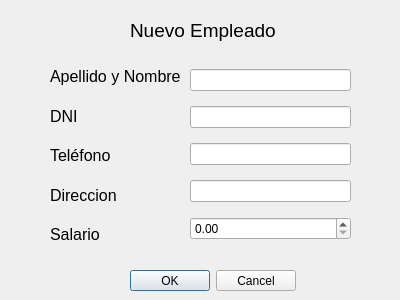
Above: guiempleado_nuevo.ui from Jose-Cisneros/TallerCTRL before the change. Below: the same form after it.
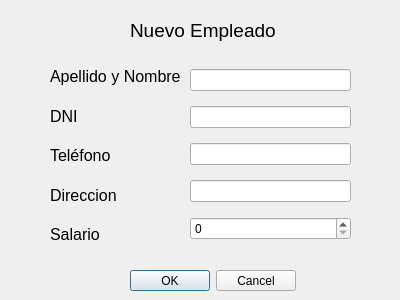
That is the form after the change.

Commit message: Nueva GUI Empleado

```diff
--- a/guiempleado_nuevo.ui
+++ b/guiempleado_nuevo.ui
@@ -58,11 +58,7 @@
      <widget class="QLineEdit" name="direccion"/>
     </item>
     <item>
-     <widget class="QDoubleSpinBox" name="doubleSpinBox">
-      <property name="maximum">
-       <double>10000000.000000000000000</double>
-      </property>
-     </widget>
+     <widget class="QSpinBox" name="saldo"/>
     </item>
    </layout>
   </widget>
```
Left out of the diff: 6 changed lines with no effect on the pictures. The commit also changes 5 other files.
